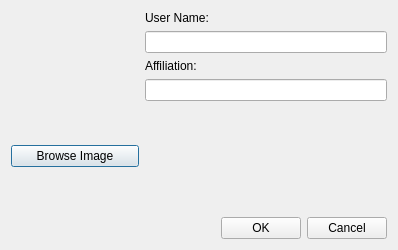
FilmColors/VIAN, file qt_ui/DialogCorpusUser.ui: the form before one commit.
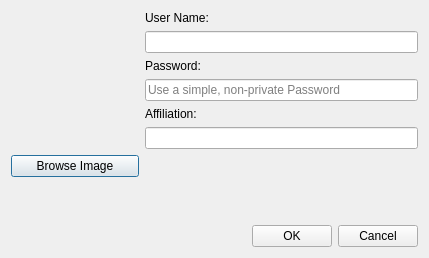
The form after the commit. Icons and pictures are not drawn.

Patch:
```diff
--- a/qt_ui/DialogCorpusUser.ui
+++ b/qt_ui/DialogCorpusUser.ui
@@ -6,8 +6,8 @@
    <rect>
     <x>0</x>
     <y>0</y>
-    <width>398</width>
-    <height>250</height>
+    <width>429</width>
+    <height>258</height>
    </rect>
   </property>
   <property name="windowTitle">
@@ -83,6 +83,20 @@
          </item>
         </layout>
        </item>
+       <item>
+        <widget class="QLabel" name="label">
+         <property name="text">
+          <string>Password:</string>
+         </property>
+        </widget>
+       </item>
+       <item>
+        <widget class="QLineEdit" name="lineEdi_Password">
+         <property name="placeholderText">
+          <string>Use a simple, non-private Password</string>
+         </property>
+        </widget>
+       </item>
        <item>
         <widget class="QLabel" name="label_3">
          <property name="minimumSize">
```
Left out of the diff: 2 changed lines with no effect on the pictures.
